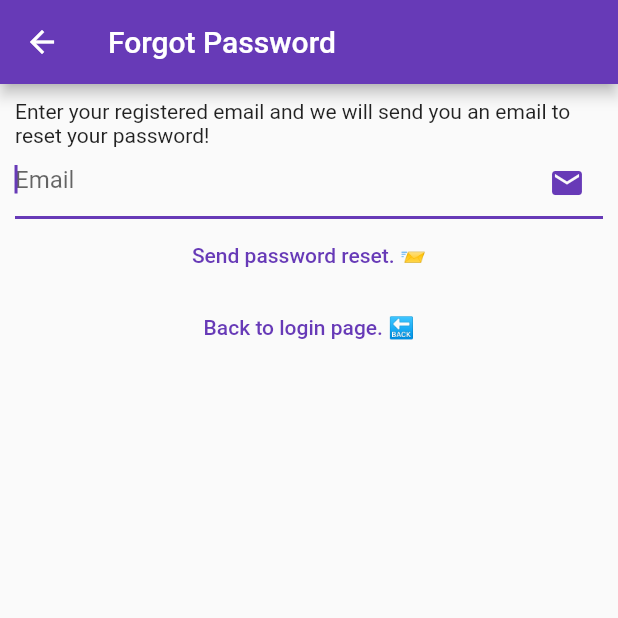
After one commit to MohamedAlkindi/Notetaking-android-app, a Flutter app: the ForgotPasswordView screen opened directly, after a tap on "Send password reset. 📨", on a phone screen of 412 x 824 dp, the top half of it. The commit adds this screen. Run offline on Flutter 3.47's test engine with Material 2 defaults, Android fonts, the phone set to English and light mode, and no system bars; our stand-ins replace bloc, cloud_firestore, equatable, firebase_auth, firebase_core, flutter_bloc; accounts and stored records are empty; network calls fail.

Commit message:
Added forgot password functionality 'needs more testing'

```diff
--- /dev/null
+++ b/lib/Dialogs/password_reset_email_sent_dialog.dart
@@ -0,0 +1,14 @@
+import 'package:Notetaking/Dialogs/generic_dialog.dart';
+import 'package:flutter/material.dart';
+
+Future<void> showPasswordResetSentDialog(BuildContext context) {
+  return showGenericDialog(
+    context: context,
+    title: 'Password Reset',
+    content:
+        'Follow the link we sent you to your email to reset your password!',
+    optionBuilder: () => {
+      'Ok': null,
+    },
+  );
+}
--- /dev/null
+++ b/lib/View/forgot_password_view.dart
@@ -0,0 +1,90 @@
+// ignore_for_file: use_build_context_synchronously
+
+import 'package:Notetaking/Dialogs/error_dialog.dart';
+import 'package:Notetaking/Dialogs/password_reset_email_sent_dialog.dart';
+import 'package:Notetaking/services/auth/bloc/auth_bloc.dart';
+import 'package:Notetaking/services/auth/bloc/auth_event.dart';
+import 'package:Notetaking/services/auth/bloc/auth_state.dart';
+import 'package:flutter/material.dart';
+import 'package:flutter_bloc/flutter_bloc.dart';
+
+class ForgotPasswordView extends StatefulWidget {
+  const ForgotPasswordView({super.key});
+
+  @override
+  State<ForgotPasswordView> createState() => _ForgotPasswordViewState();
+}
+
+class _ForgotPasswordViewState extends State<ForgotPasswordView> {
+  late final TextEditingController _controller;
+
+  @override
+  void initState() {
+    _controller = TextEditingController();
+    super.initState();
+  }
+
+  @override
+  void dispose() {
+    _controller.dispose();
+    super.dispose();
+  }
+
+  @override
+  Widget build(BuildContext context) {
+    return BlocListener<AuthBloc, AuthState>(
+      listener: (context, state) async {
+        if (state is AuthStateForgotPassword) {
+          if (state.hasSentEmail) {
+            _controller.clear();
+            await showPasswordResetSentDialog(context);
+          }
+          if (state.exception != null) {
+            await showErrorDialog(
+                context, 'We could not process your request.');
+          }
+        }
+      },
+      child: Scaffold(
+        appBar: AppBar(
+          title: const Text('Forgot Password'),
+        ),
+        body: Padding(
+          padding: const EdgeInsets.all(10.0),
+          child: Column(
+            children: [
+              const Text(
+                'Enter your registered email and we will send you an email to reset your password!',
+              ),
+              TextField(
+                keyboardType: TextInputType.emailAddress,
+                autocorrect: false,
+                autofocus: true,
+                controller: _controller,
+                decoration: const InputDecoration(
+                  hintText: 'Email',
+                  suffixIcon: Icon(Icons.email),
+                ),
+              ),
+              TextButton(
+                onPressed: () {
+                  String email = _controller.text;
+                  context
+                      .read<AuthBloc>()
+                      .add(AuthEventForgotPassword(email: email));
+                },
+                child: const Text('Send password reset. 📨'),
+              ),
+              TextButton(
+                onPressed: () {
+                  context.read<AuthBloc>().add(const AuthEventLogOut());
+                },
+                child: const Text('Back to login page. 🔙'),
+              ),
+            ],
+          ),
+        ),
+      ),
+    );
+  }
+}
--- a/lib/View/homepage_view.dart
+++ b/lib/View/homepage_view.dart
@@ -1,3 +1,4 @@
+import 'package:Notetaking/View/forgot_password_view.dart';
 import 'package:Notetaking/View/login_view.dart';
 import 'package:Notetaking/View/notes/notes_view.dart';
 import 'package:Notetaking/View/register_view.dart';
@@ -27,6 +28,8 @@ class HomePage extends StatelessWidget {
           return const LoginView();
         } else if (state is AuthStateRegistering) {
           return const RegisterView();
+        } else if (state is AuthStateForgotPassword) {
+          return const ForgotPasswordView();
         } else {
           return const CircularProgressIndicator();
         }
--- a/lib/View/login_view.dart
+++ b/lib/View/login_view.dart
@@ -1,4 +1,3 @@
-import 'package:Notetaking/Dialogs/loading_dialog.dart';
 import 'package:Notetaking/services/auth/bloc/auth_bloc.dart';
 import 'package:Notetaking/services/auth/bloc/auth_event.dart';
 import 'package:Notetaking/services/auth/bloc/auth_state.dart';
@@ -172,6 +171,14 @@ class _LoginViewState extends State<LoginView> {
                   },
                   child: const Text('Not registered? Click here! 🖐🏼'),
                 ),
+                TextButton(
+                  onPressed: () {
+                    context.read<AuthBloc>().add(
+                          const AuthEventForgotPassword(),
+                        );
+                  },
+                  child: const Text('Forgot Password?'),
+                )
               ],
             ),
           ),
--- a/lib/services/auth/auth_provider.dart
+++ b/lib/services/auth/auth_provider.dart
@@ -28,6 +28,8 @@ abstract class AuthProvider {
   Future<void> logOut();
 
   Future<void> sendEmailVerification();
+
+  Future<void> sendPasswordReset({required String email});
 }
 
 // Add more auth providers, facebook, apple google... logins and register..
--- a/lib/services/auth/auth_service.dart
+++ b/lib/services/auth/auth_service.dart
@@ -47,4 +47,8 @@ class AuthService implements AuthProvider {
 
   @override
   Future<void> initializer() => provider.initializer();
+
+  @override
+  Future<void> sendPasswordReset({required String email}) =>
+      provider.sendPasswordReset(email: email);
 }
--- a/lib/services/auth/bloc/auth_bloc.dart
+++ b/lib/services/auth/bloc/auth_bloc.dart
@@ -136,5 +136,47 @@ class AuthBloc extends Bloc<AuthEvent, AuthState> {
         }
       },
     );
+
+    // forgot password.
+    on<AuthEventForgotPassword>(
+      (event, emit) async {
+        emit(
+          const AuthStateForgotPassword(
+            exception: null,
+            hasSentEmail: false,
+            isLoading: false,
+          ),
+        );
+        final email = event.email;
+        if (email == null) {
+          return; /* just to show the FP screen */
+        }
+        emit(
+          const AuthStateForgotPassword(
+            exception: null,
+            hasSentEmail: false,
+            isLoading: true,
+          ),
+        );
+
+        bool didSendEmail;
+        Exception? exception;
+        try {
+          await provider.sendPasswordReset(email: email);
+          didSendEmail = true;
+          exception = null;
+        } on Exception catch (e) {
+          didSendEmail = false;
+          exception = e;
+        }
+        emit(
+          AuthStateForgotPassword(
+            exception: exception,
+            hasSentEmail: didSendEmail,
+            isLoading: false,
+          ),
+        );
+      },
+    );
   }
 }
--- a/lib/services/auth/bloc/auth_event.dart
+++ b/lib/services/auth/bloc/auth_event.dart
@@ -44,3 +44,10 @@ class AuthEventShouldRegister extends AuthEvent {
 class AuthEventSendEmailVerification extends AuthEvent {
   const AuthEventSendEmailVerification();
 }
+
+// forgot pass.
+class AuthEventForgotPassword extends AuthEvent {
+  final String? email;
+
+  const AuthEventForgotPassword({this.email});
+}
--- a/lib/services/auth/bloc/auth_state.dart
+++ b/lib/services/auth/bloc/auth_state.dart
@@ -53,3 +53,15 @@ class AuthStateRegistering extends AuthState {
   const AuthStateRegistering({required this.exception, required bool isLoading})
       : super(isLoading: isLoading);
 }
+
+// forgot pass
+class AuthStateForgotPassword extends AuthState {
+  final Exception? exception;
+  final bool hasSentEmail;
+
+  const AuthStateForgotPassword(
+      {required this.exception,
+      required this.hasSentEmail,
+      required bool isLoading})
+      : super(isLoading: isLoading);
+}
--- a/lib/services/auth/firebase_auth_provider.dart
+++ b/lib/services/auth/firebase_auth_provider.dart
@@ -108,4 +108,20 @@ class FirebaseAuthProvider implements AuthProvider {
     await Firebase.initializeApp(
         options: DefaultFirebaseOptions.currentPlatform);
   }
+
+  @override
+  Future<void> sendPasswordReset({required String email}) async {
+    try {
+      await FirebaseAuth.instance.sendPasswordResetEmail(email: email);
+    } on FirebaseAuthException catch (e) {
+      switch (e.code) {
+        case 'firebase_auth/invalid-email':
+          throw AuthExceptions;
+        case 'firebase_auth/user-not-found':
+          throw AuthExceptions;
+        default:
+          throw GenericAuthException;
+      }
+    }
+  }
 }
```
Also changed, not shown: 1 other file.
